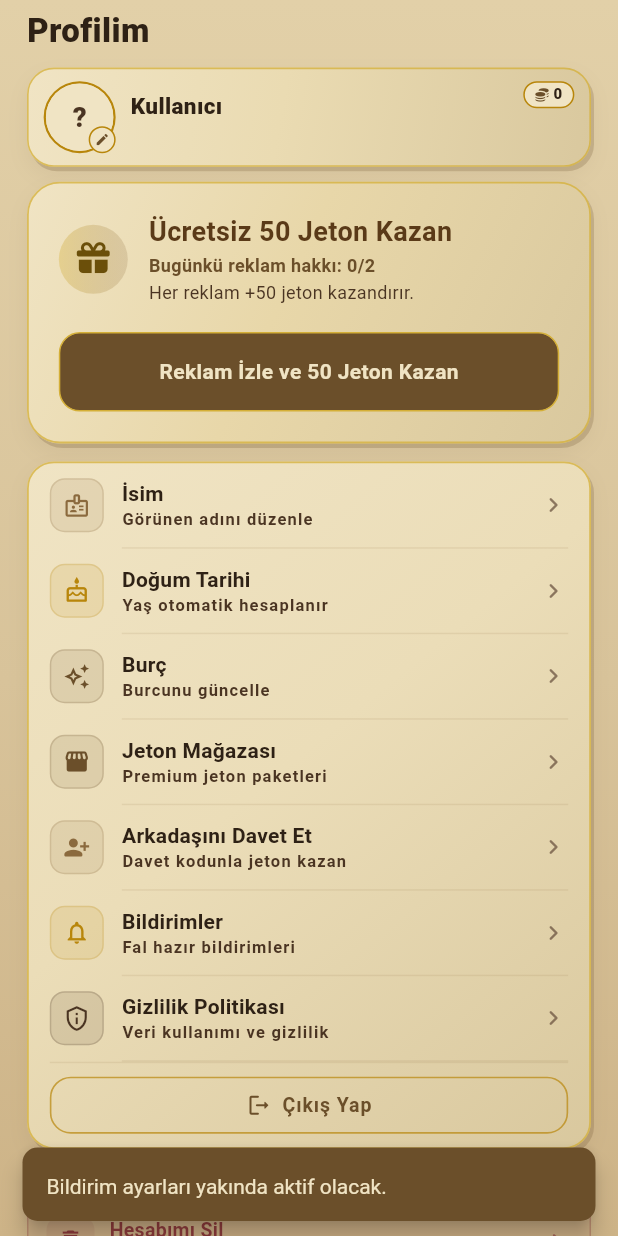
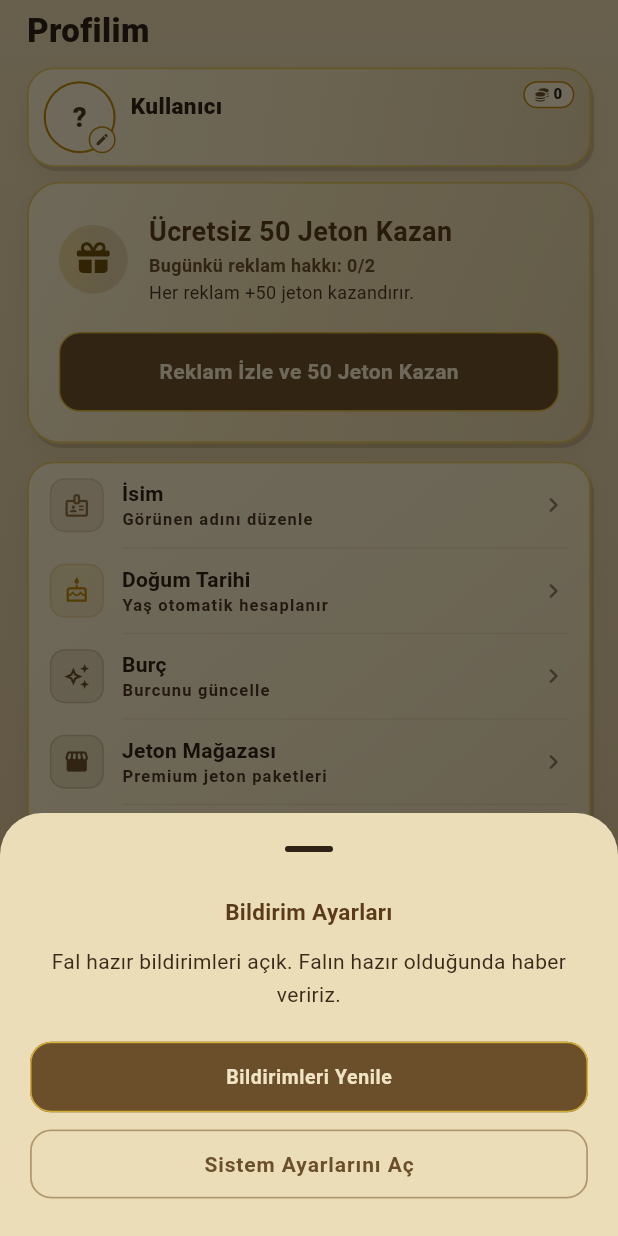
Before and after one commit to RRobsession/falora-backend, a Flutter app: the ProfileScreen widget shown alone on an empty page, opened directly with empty values, after a tap on "Bildirimler", on a phone screen of 412 x 824 dp. Run offline on Flutter 3.47's test engine with Material 3 defaults, Android fonts, the phone set to English and light mode, and no system bars; our stand-ins replace cloud_firestore, device_info_plus, file_picker, firebase_auth, firebase_core, firebase_messaging and 8 more; accounts and stored records are empty; Roboto replaces fonts that are missing (Georgia).

Commit message:
Add profile notification settings and release v1.0.0+11.
Co-authored-by: Cursor <cursoragent@cursor.com>

```diff
--- a/lib/screens/profile_screen.dart
+++ b/lib/screens/profile_screen.dart
@@ -5,6 +5,7 @@ import 'package:falora/screens/shop_screen.dart';
 import 'package:falora/widgets/compact_birth_date_dialog.dart';
 import 'package:falora/widgets/preset_avatar_picker.dart';
 import 'package:falora/models/fortune_models.dart';
+import 'package:falora/services/notification_service.dart';
 import 'package:falora/services/user_profile_service.dart';
 import 'package:falora/services/privacy_policy_service.dart';
 import 'package:falora/services/rewarded_ad_service.dart';
@@ -14,6 +15,7 @@ import 'package:falora/widgets/user_avatar_image.dart';
 import 'package:falora/widgets/live_token_builder.dart';
 import 'package:falora/widgets/premium_ui.dart';
 import 'package:falora/widgets/reward_ad_helper.dart';
+import 'package:flutter/foundation.dart';
 import 'package:flutter/material.dart';
 import 'package:font_awesome_flutter/font_awesome_flutter.dart';
 import 'package:image_picker/image_picker.dart';
@@ -72,9 +74,75 @@ class _ProfileScreenState extends State<ProfileScreen> {
     await PrivacyPolicyService.instance.openPrivacyPolicy(context);
   }
 
-  void _showComingSoon(String feature) {
-    ScaffoldMessenger.of(context).showSnackBar(
-      SnackBar(content: Text('$feature yakında aktif olacak.')),
+  Future<void> _openNotificationSettings() async {
+    final service = NotificationService.instance;
+    final enabled = await service.areNotificationsEnabled();
+
+    if (!mounted) return;
+
+    await showModalBottomSheet<void>(
+      context: context,
+      showDragHandle: true,
+      builder: (sheetContext) {
+        return SafeArea(
+          child: Padding(
+            padding: const EdgeInsets.fromLTRB(20, 8, 20, 24),
+            child: Column(
+              mainAxisSize: MainAxisSize.min,
+              crossAxisAlignment: CrossAxisAlignment.stretch,
+              children: [
+                Text(
+                  'Bildirim Ayarları',
+                  style: FaloraTypography.sectionHeading,
+                  textAlign: TextAlign.center,
+                ),
+                const SizedBox(height: 12),
+                Text(
+                  enabled
+                      ? 'Fal hazır bildirimleri açık. Falın hazır olduğunda haber veririz.'
+                      : 'Fal hazır bildirimleri kapalı. Açtığında falın hazır olduğunda haber veririz.',
+                  style: FaloraTypography.bodyOnParchment,
+                  textAlign: TextAlign.center,
+                ),
+                const SizedBox(height: 20),
+                ElevatedButton(
+                  onPressed: () async {
+                    final granted = await service.enableNotificationsForUser(
+                      widget.user.userId,
+                    );
+                    if (!sheetContext.mounted) return;
+                    Navigator.pop(sheetContext);
+                    if (!mounted) return;
+                    ScaffoldMessenger.of(context).showSnackBar(
+                      SnackBar(
+                        content: Text(
+                          granted
+                              ? 'Bildirimler açıldı.'
+                              : 'Bildirim izni verilmedi. Sistem ayarlarından açabilirsin.',
+                        ),
+                      ),
+                    );
+                  },
+                  child: Text(enabled ? 'Bildirimleri Yenile' : 'Bildirimleri Aç'),
+                ),
+                if (!kIsWeb) ...[
+                  const SizedBox(height: 10),
+                  OutlinedButton(
+                    onPressed: () async {
+                      await service.openSystemSettings();
+                      if (sheetContext.mounted) {
+                        Navigator.pop(sheetContext);
+                      }
+                    },
+                    style: faloraOutlinedOnParchmentStyle(),
+                    child: const Text('Sistem Ayarlarını Aç'),
+                  ),
+                ],
+              ],
+            ),
+          ),
+        );
+      },
     );
   }
 
@@ -513,7 +581,7 @@ class _ProfileScreenState extends State<ProfileScreen> {
                         iconColor: faloraGoldDark,
                         title: 'Bildirimler',
                         subtitle: 'Fal hazır bildirimleri',
-                        onTap: () => _showComingSoon('Bildirim ayarları'),
+                        onTap: _openNotificationSettings,
                       ),
                       _ProfileMenuTile(
                         icon: Icons.privacy_tip_outlined,
--- a/lib/services/notification_service.dart
+++ b/lib/services/notification_service.dart
@@ -255,4 +255,40 @@ class NotificationService {
     );
     debugPrint('FCM TOKEN saved for userId=$userId');
   }
+
+  Future<bool> areNotificationsEnabled() async {
+    if (kIsWeb) {
+      final settings = await _messaging.getNotificationSettings();
+      return settings.authorizationStatus == AuthorizationStatus.authorized ||
+          settings.authorizationStatus == AuthorizationStatus.provisional;
+    }
+
+    if (defaultTargetPlatform == TargetPlatform.iOS) {
+      final settings = await _messaging.getNotificationSettings();
+      return settings.authorizationStatus == AuthorizationStatus.authorized ||
+          settings.authorizationStatus == AuthorizationStatus.provisional;
+    }
+
+    if (defaultTargetPlatform == TargetPlatform.android) {
+      final status = await Permission.notification.status;
+      return status.isGranted;
+    }
+
+    return false;
+  }
+
+  Future<bool> enableNotificationsForUser(String userId) async {
+    _currentUserId = userId;
+    if (kIsWeb) {
+      await _registerWebToken(userId);
+    } else {
+      await _registerMobileToken(userId);
+    }
+    return areNotificationsEnabled();
+  }
+
+  Future<void> openSystemSettings() async {
+    if (kIsWeb) return;
+    await openAppSettings();
+  }
 }
--- a/pubspec.yaml
+++ b/pubspec.yaml
@@ -16,7 +16,7 @@ publish_to: 'none' # Remove this line if you wish to publish to pub.dev
 # https://developer.apple.com/library/archive/documentation/General/Reference/InfoPlistKeyReference/Articles/CoreFoundationKeys.html
 # In Windows, build-name is used as the major, minor, and patch parts
 # of the product and file versions while build-number is used as the build suffix.
-version: 1.0.0+10
+version: 1.0.0+11
 
 environment:
   sdk: ^3.12.0
```
Also changed, not shown: lib/screens/privacy_policy_screen.dart (+7 -3 lines).
